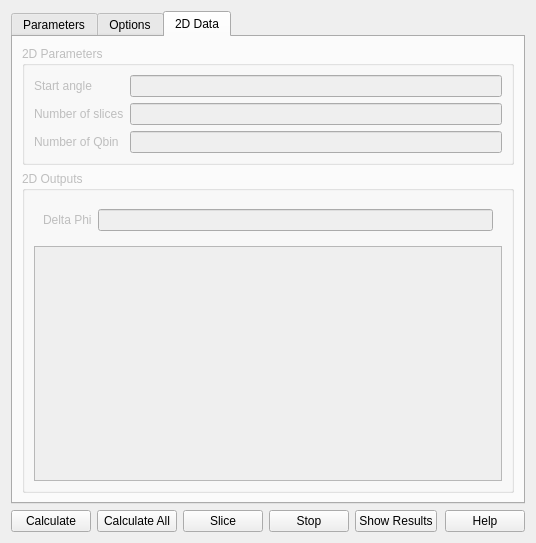
The window that src/sas/qtgui/Perspectives/Inversion/UI/TabbedInversionUI.ui (SasView/sasview) describes before a commit, drawn with Qt 5.
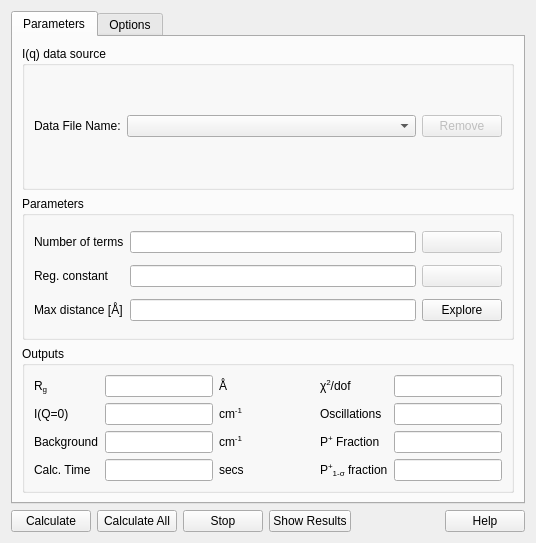
The same window after the commit. The open tabs and pages were chosen to show the change.

```diff
--- a/src/sas/qtgui/Perspectives/Inversion/UI/TabbedInversionUI.ui
+++ b/src/sas/qtgui/Perspectives/Inversion/UI/TabbedInversionUI.ui
@@ -63,13 +63,6 @@
        </property>
       </widget>
      </item>
-     <item>
-      <widget class="QPushButton" name="sliceButton">
-       <property name="text">
-        <string>Slice</string>
-       </property>
-      </widget>
-     </item>
      <item>
       <widget class="QPushButton" name="stopButton">
        <property name="text">
@@ -793,87 +786,7 @@
        </item>
       </layout>
      </widget>
-     <widget class="QWidget" name="tab2D">
-      <property name="enabled">
-       <bool>false</bool>
-      </property>
-      <attribute name="title">
-       <string>2D Data</string>
-      </attribute>
-      <layout class="QGridLayout" name="gridLayout_10">
-       <item row="6" column="0">
-        <widget class="QGroupBox" name="Output2DBox">
-         <property name="title">
-          <string>2D Outputs</string>
-         </property>
-         <layout class="QVBoxLayout" name="verticalLayout_3">
-          <item>
-           <widget class="QWidget" name="widget" native="true">
-            <layout class="QHBoxLayout" name="horizontalLayout_5">
-             <item>
-              <widget class="QLabel" name="label_28">
-               <property name="text">
-                <string>Delta Phi</string>
-               </property>
-              </widget>
-             </item>
-             <item>
-              <widget class="QLineEdit" name="deltaPhiValue">
-               <property name="readOnly">
-                <bool>true</bool>
-               </property>
-              </widget>
-             </item>
-            </layout>
-           </widget>
-          </item>
-          <item>
-           <widget class="QTableWidget" name="sliceList"/>
-          </item>
-         </layout>
-        </widget>
-       </item>
-       <item row="5" column="0">
-        <widget class="QGroupBox" name="twoDParamGroupBox">
-         <property name="title">
-          <string>2D Parameters</string>
-         </property>
-         <layout class="QGridLayout" name="gridLayout_11">
-          <item row="6" column="2">
-           <widget class="QLineEdit" name="noOfQbinsInput"/>
-          </item>
-          <item row="4" column="2">
-           <widget class="QLineEdit" name="noOfSlicesInput"/>
-          </item>
-          <item row="0" column="0">
-           <widget class="QLabel" name="label_31">
-            <property name="text">
-             <string>Start angle</string>
-            </property>
-           </widget>
-          </item>
-          <item row="6" column="0">
-           <widget class="QLabel" name="label_23">
-            <property name="text">
-             <string>Number of Qbin</string>
-            </property>
-           </widget>
-          </item>
-          <item row="4" column="0">
-           <widget class="QLabel" name="label_30">
-            <property name="text">
-             <string>Number of slices</string>
-            </property>
-           </widget>
-          </item>
-          <item row="0" column="2">
-           <widget class="QLineEdit" name="startAngleInput"/>
-          </item>
-         </layout>
-        </widget>
-       </item>
-      </layout>
-     </widget>
+     
     </widget>
    </item>
   </layout>
```
